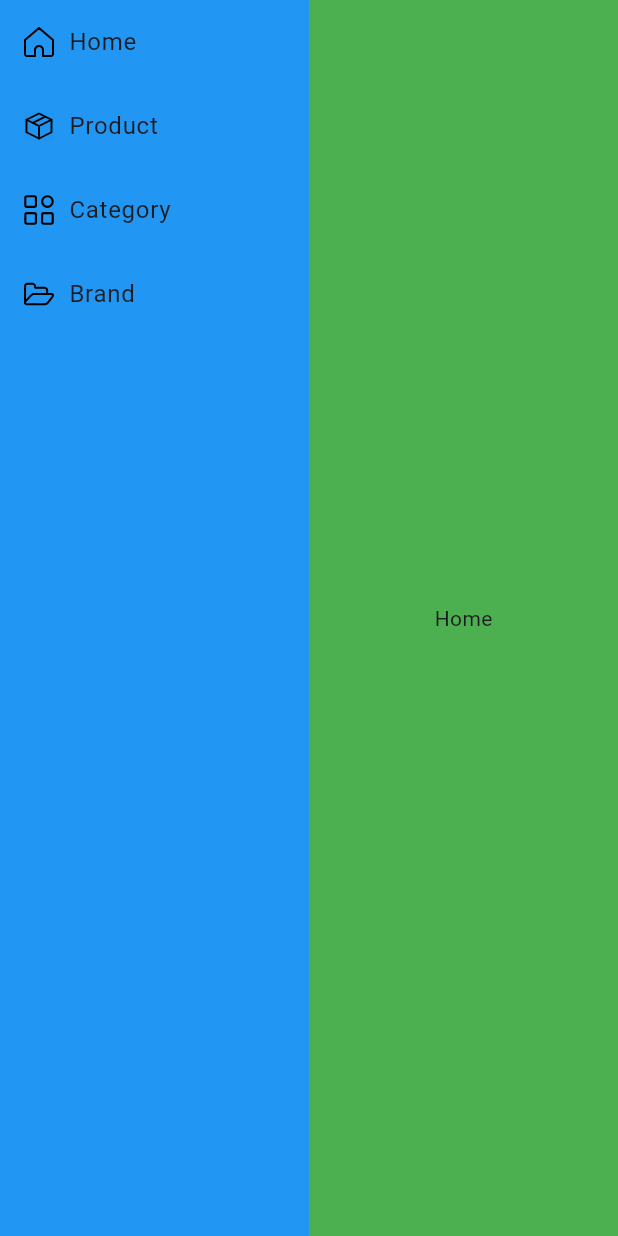
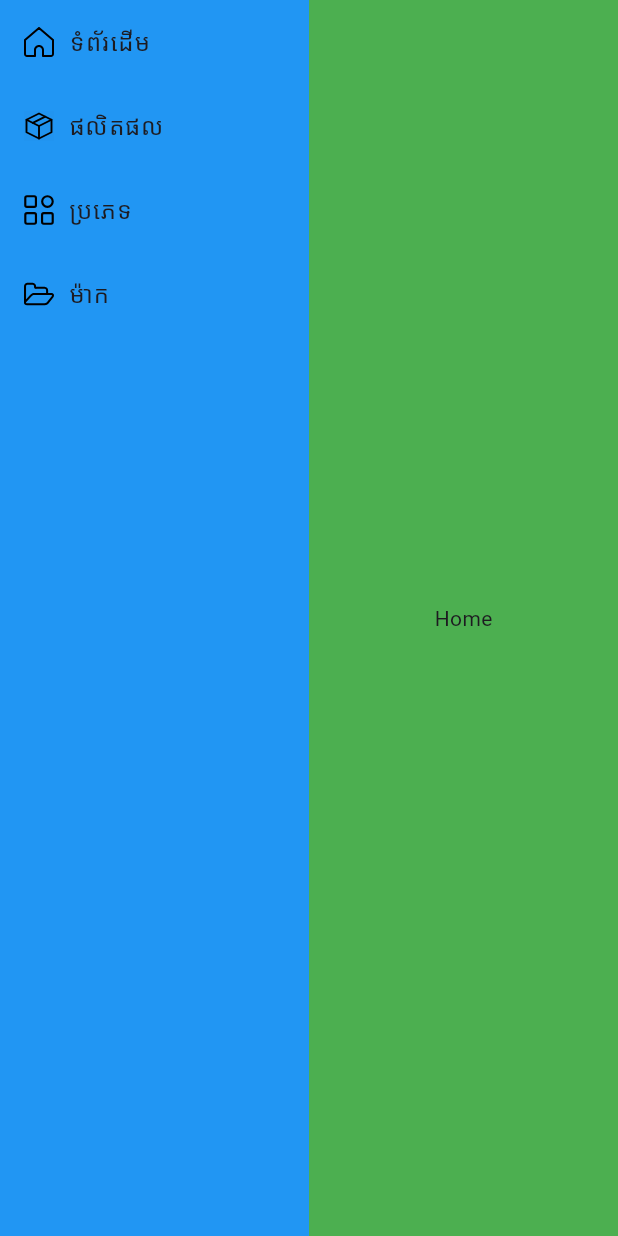
Before and after one commit to channvvuthy/flutter-pos, a Flutter app: the screen it shows after launch, on a phone screen of 412 x 824 dp. Run offline on Flutter 3.47's test engine with Material 3 defaults, Android fonts, the phone set to English and light mode, and no system bars; our stand-ins replace flutter_svg, get.

Commit message:
Update localization

```diff
--- a/lib/locales/en.dart
+++ b/lib/locales/en.dart
@@ -3,6 +3,9 @@ class EnLocalization {
     return {
       'Home': 'Home',
       'Product': 'Product',
+      'Point Of Sale': 'Point Of Sale',
+      'Category': 'Category',
+      'Brand': 'Brand'
       // Add other key-value pairs as needed
     };
   }
--- a/lib/locales/kh.dart
+++ b/lib/locales/kh.dart
@@ -3,6 +3,9 @@ class KhLocalization {
     return {
       'Home': 'ទំព័រដើម',
       'Product': 'ផលិតផល',
+      'Point Of Sale': 'ប្រព័ន្ធគ្រប់គ្រងការលក់',
+      'Category': 'ប្រភេទ',
+      'Brand': 'ម៉ាក'
       // Add other key-value pairs as needed
     };
   }
--- a/lib/main.dart
+++ b/lib/main.dart
@@ -22,9 +22,9 @@ class _MyAppState extends State<MyApp> {
     return GetMaterialApp(
       translations: LanguageTranslation(),
       fallbackLocale: Locale('km', 'KH'),
-      locale: Get.deviceLocale,
+      locale: Locale('km', 'KH'),
       debugShowCheckedModeBanner: false,
-      title: 'Point Of Sale',
+      title: 'Point Of Sale'.tr,
       home: Scaffold(
           body: Column(
         children: [
--- a/lib/views/layouts/sidebar.dart
+++ b/lib/views/layouts/sidebar.dart
@@ -18,8 +18,8 @@ class Sidebar extends StatelessWidget {
             return ListTile(
                 title: InkWell(
               onTap: () {
-                // Handle the tap gesture here
-                onPressed: () => Get.updateLocale(const Locale('km', 'KH'));
+                print("lange has been change to en");
+                Get.updateLocale(const Locale('en', 'US'));
               },
               child: Row(
                 children: [
@@ -32,7 +32,7 @@ class Sidebar extends StatelessWidget {
                   SizedBox(
                     width: 10,
                   ),
-                  Text(items[index]["title"].toString()),
+                  Text(items[index]["title"].toString().tr),
                 ],
               ),
             ));
```
